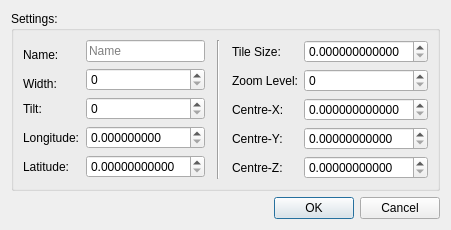
First picture: the form in forms/repo_dialog_map.ui, repository 3drepo/3drepogui, before the edit.
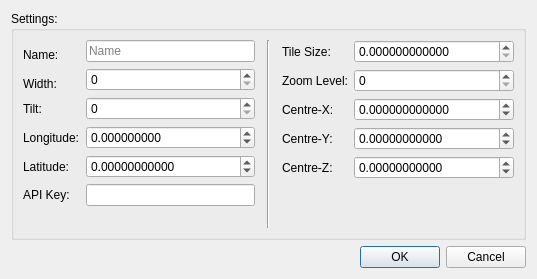
Second picture: the form after the edit.

What changed in the file:
```diff
--- a/forms/repo_dialog_map.ui
+++ b/forms/repo_dialog_map.ui
@@ -6,8 +6,8 @@
    <rect>
     <x>0</x>
     <y>0</y>
-    <width>451</width>
-    <height>204</height>
+    <width>537</width>
+    <height>279</height>
    </rect>
   </property>
   <property name="windowTitle">
@@ -72,6 +72,12 @@
            <property name="decimals">
             <number>9</number>
            </property>
+           <property name="minimum">
+            <double>-360.000000000000000</double>
+           </property>
+           <property name="maximum">
+            <double>360.000000000000000</double>
+           </property>
           </widget>
          </item>
          <item row="3" column="0">
@@ -93,6 +99,12 @@
            <property name="decimals">
             <number>11</number>
            </property>
+           <property name="minimum">
+            <double>-360.000000000000000</double>
+           </property>
+           <property name="maximum">
+            <double>360.000000000000000</double>
+           </property>
           </widget>
          </item>
          <item row="0" column="0">
@@ -112,6 +124,16 @@
            </property>
           </widget>
          </item>
+         <item row="5" column="0">
+          <widget class="QLabel" name="apiLabel">
+           <property name="text">
+            <string>API Key:</string>
+           </property>
+          </widget>
+         </item>
+         <item row="5" column="1">
+          <widget class="QLineEdit" name="apiKeyLineEdit"/>
+         </item>
         </layout>
        </widget>
       </item>
@@ -179,6 +201,12 @@
            <property name="decimals">
             <number>12</number>
            </property>
+           <property name="minimum">
+            <double>-9999999.999989999458194</double>
+           </property>
+           <property name="maximum">
+            <double>9999999.999989999458194</double>
+           </property>
           </widget>
          </item>
          <item row="3" column="0">
@@ -193,6 +221,12 @@
            <property name="decimals">
             <number>11</number>
            </property>
+           <property name="minimum">
+            <double>-9999999.999989999458194</double>
+           </property>
+           <property name="maximum">
+            <double>9999999.999989999458194</double>
+           </property>
           </widget>
          </item>
          <item row="4" column="0">
@@ -207,6 +241,12 @@
            <property name="decimals">
             <number>11</number>
            </property>
+           <property name="minimum">
+            <double>-9999999.999989999458194</double>
+           </property>
+           <property name="maximum">
+            <double>9999999.999989999458194</double>
+           </property>
           </widget>
          </item>
         </layout>
```
